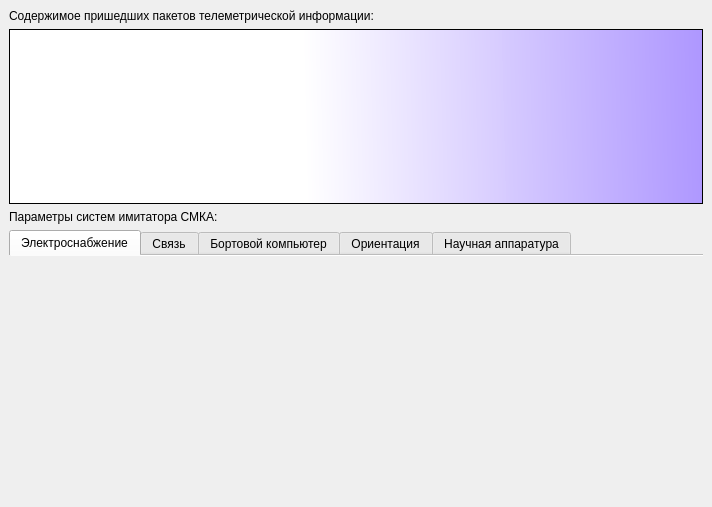
The window that gui/ui_forms/TelemetryDecoderForm.ui (andrei-volkau/ground_station) describes before a commit, drawn with Qt 5.
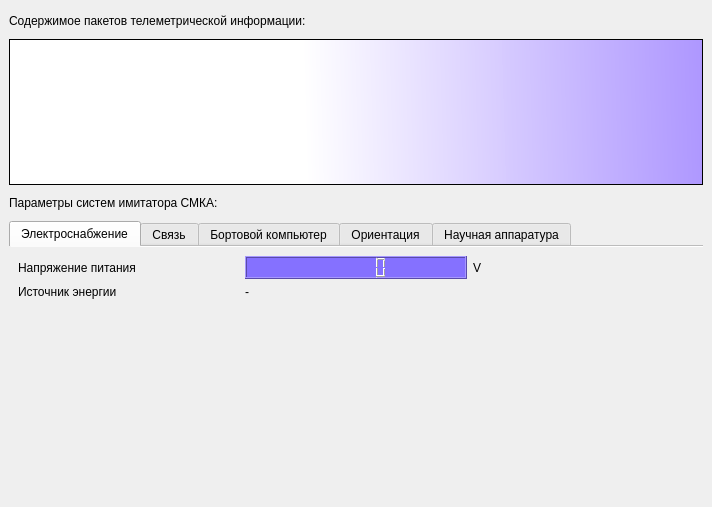
The same window after the commit. The open tabs and pages were chosen to show the change.

```diff
--- a/gui/ui_forms/TelemetryDecoderForm.ui
+++ b/gui/ui_forms/TelemetryDecoderForm.ui
@@ -14,19 +14,31 @@
    <string>Telemetry decoder for miniaturized satellite simulator</string>
   </property>
   <widget class="QWidget" name="centralwidget">
-   <layout class="QVBoxLayout" name="verticalLayout">
-    <item>
      <widget class="QLabel" name="undecoded_data_from_packages_label">
+    <property name="geometry">
+     <rect>
+      <x>9</x>
+      <y>9</y>
+      <width>491</width>
+      <height>24</height>
+     </rect>
+    </property>
       <property name="styleSheet">
        <string notr="true">font: 75 15pt &quot;Ubuntu&quot;;</string>
       </property>
       <property name="text">
-       <string>Содержимое пришедших пакетов телеметрической информации:</string>
-      </property>
-     </widget>
-    </item>
-    <item>
+     <string>Содержимое пакетов телеметрической информации:</string>
+    </property>
+   </widget>
      <widget class="QTextEdit" name="undecoded_data_textEdit">
+    <property name="geometry">
+     <rect>
+      <x>9</x>
+      <y>39</y>
+      <width>694</width>
+      <height>146</height>
+     </rect>
+    </property>
       <property name="styleSheet">
        <string notr="true">background-color: qlineargradient(spread:reflect, x1:0.038, y1:0.517045, x2:1, y2:0.511, stop:0.402844 rgba(255, 255, 255, 254), stop:1 rgba(174, 151, 255, 255));</string>
       </property>
@@ -38,9 +50,15 @@
 &lt;p style=&quot;-qt-paragraph-type:empty; margin-top:0px; margin-bottom:0px; margin-left:0px; margin-right:0px; -qt-block-indent:0; text-indent:0px; font-family:'Ubuntu'; font-size:11pt;&quot;&gt;&lt;br /&gt;&lt;/p&gt;&lt;/body&gt;&lt;/html&gt;</string>
       </property>
      </widget>
-    </item>
-    <item>
      <widget class="QLabel" name="simulator_systems_condition_label">
+    <property name="geometry">
+     <rect>
+      <x>9</x>
+      <y>191</y>
+      <width>340</width>
+      <height>24</height>
+     </rect>
+    </property>
       <property name="styleSheet">
        <string notr="true">font: 75 15pt &quot;Ubuntu&quot;;</string>
       </property>
@@ -48,9 +66,15 @@
        <string>Параметры систем имитатора СМКА:</string>
       </property>
      </widget>
-    </item>
-    <item>
      <widget class="QTabWidget" name="simulator_systems_condition_tabWidget">
+    <property name="geometry">
+     <rect>
+      <x>9</x>
+      <y>221</y>
+      <width>694</width>
+      <height>277</height>
+     </rect>
+    </property>
       <property name="styleSheet">
        <string notr="true">font: 75 12pt &quot;Ubuntu&quot;;</string>
       </property>
@@ -64,22 +88,78 @@
        <attribute name="title">
         <string>Электроснабжение</string>
        </attribute>
+     <layout class="QVBoxLayout" name="verticalLayout_2">
+      <item>
+       <layout class="QGridLayout" name="onboard_computer_parameters_gridLayout_3">
+        <item row="0" column="2">
+         <widget class="QLabel" name="label56">
+          <property name="styleSheet">
+           <string notr="true">font: 75 18pt &quot;Ubuntu&quot;;</string>
+          </property>
+          <property name="text">
+           <string>V</string>
+          </property>
+         </widget>
+        </item>
+        <item row="0" column="1">
+         <widget class="QLCDNumber" name="power_voltage_lcdNumber">
+          <property name="styleSheet">
+           <string notr="true">QLCDNumber{
+    color: rgb(255, 255, 255);    
+    background-color: rgb(133, 113, 255);
+}</string>
+          </property>
+          <property name="digitCount">
+           <number>6</number>
+          </property>
+         </widget>
+        </item>
+        <item row="2" column="1">
+         <spacer name="verticalSpacer_3">
+          <property name="orientation">
+           <enum>Qt::Vertical</enum>
+          </property>
+          <property name="sizeHint" stdset="0">
+           <size>
+            <width>20</width>
+            <height>40</height>
+           </size>
+          </property>
+         </spacer>
+        </item>
+        <item row="0" column="0">
        <widget class="QLabel" name="electrical_power_solar_batteries_parameters_label">
-        <property name="geometry">
-         <rect>
-          <x>440</x>
-          <y>380</y>
-          <width>268</width>
-          <height>23</height>
-         </rect>
-        </property>
+          <property name="styleSheet">
+           <string notr="true">font: 75 15pt &quot;Ubuntu&quot;;</string>
+          </property>
+          <property name="text">
+           <string>Напряжение питания</string>
+          </property>
+         </widget>
+        </item>
+        <item row="1" column="1">
+         <widget class="QLabel" name="power_source_label">
         <property name="styleSheet">
          <string notr="true">font: 75 15pt &quot;Ubuntu&quot;;</string>
         </property>
         <property name="text">
-         <string>Parameters of solar baterries: </string>
-        </property>
-       </widget>
+           <string>-</string>
+          </property>
+         </widget>
+        </item>
+        <item row="1" column="0">
+         <widget class="QLabel" name="electrical_power_solar_batteries_parameters_label_2">
+          <property name="styleSheet">
+           <string notr="true">font: 75 15pt &quot;Ubuntu&quot;;</string>
+          </property>
+          <property name="text">
+           <string>Источник энергии</string>
+          </property>
+         </widget>
+        </item>
+       </layout>
+      </item>
+     </layout>
       </widget>
       <widget class="QWidget" name="communication_tab">
        <attribute name="title">
@@ -871,8 +951,6 @@
        </widget>
       </widget>
      </widget>
-    </item>
-   </layout>
   </widget>
   <action name="actionOpen">
    <property name="enabled">
```
Left out of the diff: 5 changed lines with no effect on the pictures. Lines whose indentation alone changed are shown as unchanged.
